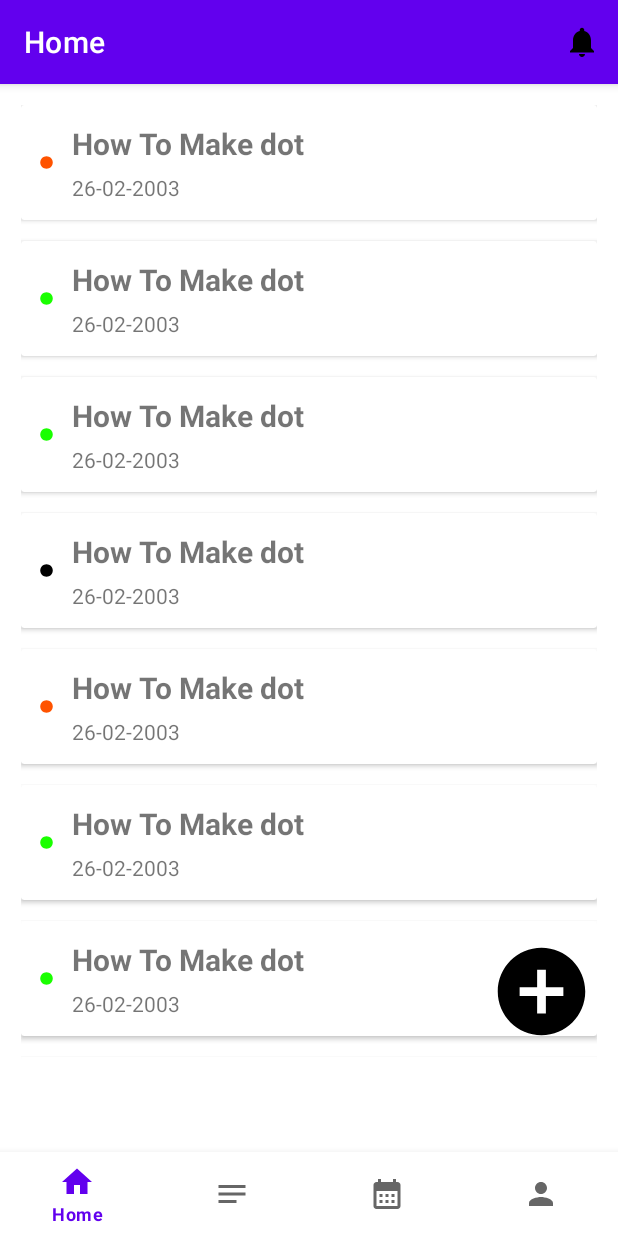
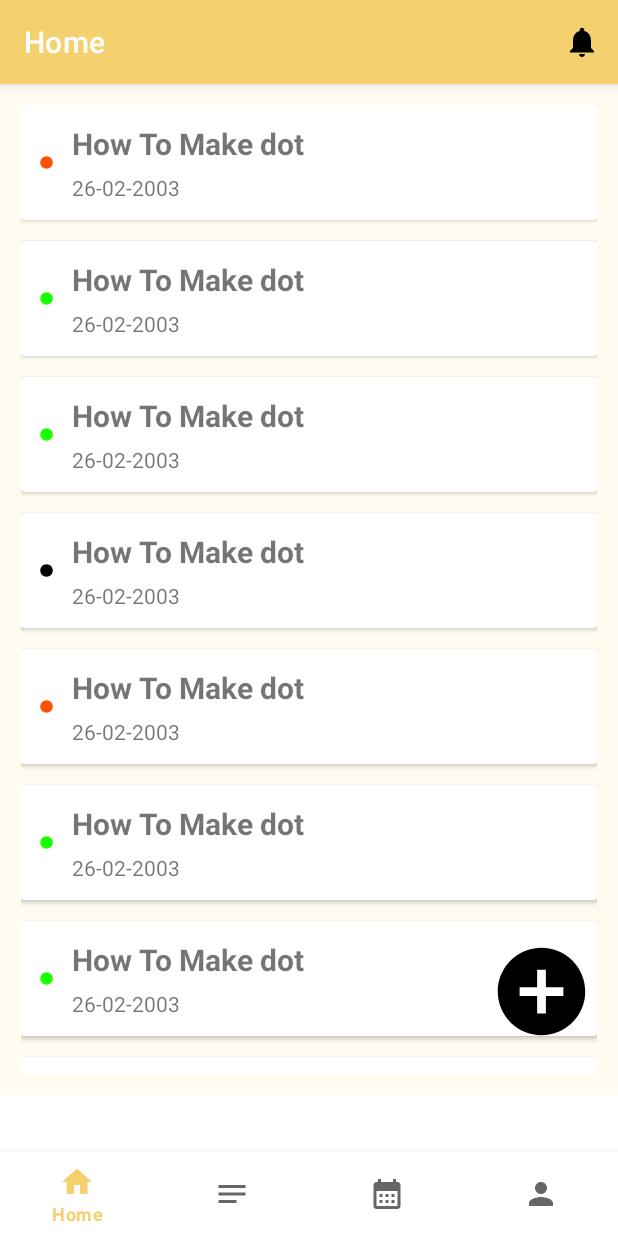
Before and after one commit to pewpew28/macro-SecondBrain, an Android app: the screen it shows after launch (MainActivity), on a phone screen of 412 x 824 dp. Run offline under Robolectric (Android 15) with nearby library versions, the phone set to English and light mode, and no system bars; our stand-ins replace CircleImageView, navigation-ui.

Commit message:
notification Done

```diff
--- a/app/src/main/res/layout/fragment_calendar.xml
+++ b/app/src/main/res/layout/fragment_calendar.xml
@@ -4,7 +4,8 @@
     xmlns:tools="http://schemas.android.com/tools"
     android:layout_width="match_parent"
     android:layout_height="match_parent"
-    tools:context=".ui.calendar.NotificationFragment">
+    tools:context=".ui.calendar.CalendarFragment"
+    android:background="@color/Background">
 
     <TextView
         android:id="@+id/text_notifications"
--- a/app/src/main/res/layout/fragment_home.xml
+++ b/app/src/main/res/layout/fragment_home.xml
@@ -4,7 +4,8 @@
     xmlns:tools="http://schemas.android.com/tools"
     android:layout_width="match_parent"
     android:layout_height="match_parent"
-    tools:context=".ui.home.HomeFragment">
+    tools:context=".ui.home.HomeFragment"
+    android:background="@color/Background">
 
     <androidx.recyclerview.widget.RecyclerView
         android:id="@+id/rv_catatan"
--- a/app/src/main/res/layout/fragment_note.xml
+++ b/app/src/main/res/layout/fragment_note.xml
@@ -4,7 +4,8 @@
     xmlns:tools="http://schemas.android.com/tools"
     android:layout_width="match_parent"
     android:layout_height="match_parent"
-    tools:context=".ui.note.NoteFragment">
+    tools:context=".ui.note.NoteFragment"
+    android:background="@color/Background">
 
     <TextView
         android:id="@+id/text_dashboard"
--- a/app/src/main/res/layout/fragment_notification.xml
+++ b/app/src/main/res/layout/fragment_notification.xml
@@ -4,7 +4,8 @@
     xmlns:tools="http://schemas.android.com/tools"
     android:layout_width="match_parent"
     android:layout_height="match_parent"
-    tools:context=".ui.notification.NotificationFragment">
+    tools:context=".ui.notification.NotificationFragment"
+    android:background="@color/Background">
 
     <androidx.recyclerview.widget.RecyclerView
         android:id="@+id/rv_catatan"
--- a/app/src/main/res/layout/fragment_profile.xml
+++ b/app/src/main/res/layout/fragment_profile.xml
@@ -4,7 +4,8 @@
     xmlns:tools="http://schemas.android.com/tools"
     android:layout_width="match_parent"
     android:layout_height="match_parent"
-    tools:context=".ui.calendar.NotificationFragment">
+    tools:context=".ui.profile.ProfileFragment"
+    android:background="@color/Background">
 
     <TextView
         android:id="@+id/text_notifications"
--- a/app/src/main/res/values/colors.xml
+++ b/app/src/main/res/values/colors.xml
@@ -7,4 +7,11 @@
     <color name="teal_700">#FF018786</color>
     <color name="black">#FF000000</color>
     <color name="white">#FFFFFFFF</color>
+    <color name="Primary">#F4D06F</color>
+    <color name="Background">#FFFBF0</color>
+    <color name="Secondary">#65AFFF</color>
+    <color name="Danger">#DE3E44</color>
+    <color name="Success">#75C279</color>
+    <color name="Neutral">#362229</color>
+    <color name="Warning">#FFC107</color>
 </resources>
--- a/app/src/main/res/values/themes.xml
+++ b/app/src/main/res/values/themes.xml
@@ -2,15 +2,15 @@
     <!-- Base application theme. -->
     <style name="Theme.SecondBrain" parent="Theme.MaterialComponents.DayNight.DarkActionBar">
         <!-- Primary brand color. -->
-        <item name="colorPrimary">@color/purple_500</item>
+        <item name="colorPrimary">@color/Primary</item>
         <item name="colorPrimaryVariant">@color/purple_700</item>
-        <item name="colorOnPrimary">@color/white</item>
+        <item name="colorOnPrimary">@color/Background</item>
         <!-- Secondary brand color. -->
         <item name="colorSecondary">@color/teal_200</item>
         <item name="colorSecondaryVariant">@color/teal_700</item>
         <item name="colorOnSecondary">@color/black</item>
         <!-- Status bar color. -->
-        <item name="android:statusBarColor">?attr/colorPrimaryVariant</item>
+        <item name="android:statusBarColor">@color/Primary</item>
         <!-- Customize your theme here. -->
     </style>
 </resources>
```
